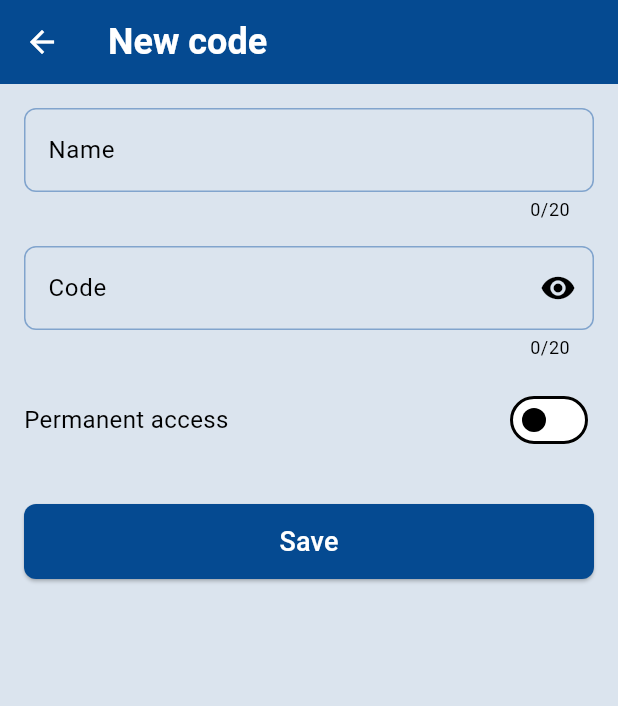
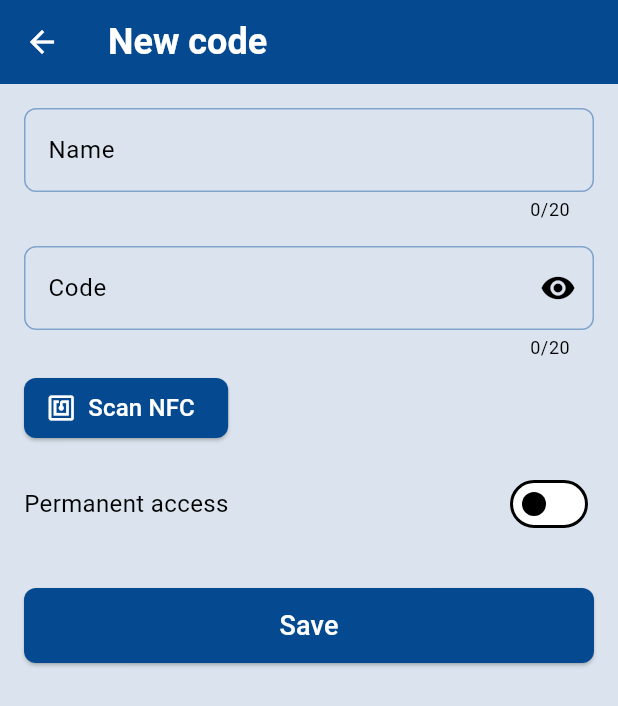
Before and after one commit to danielorviz/IntelligentMailbox, a Flutter app: the EditPackageScreen screen opened directly with empty values, on a phone screen of 412 x 824 dp. Shown: the top 706 px of the screen. Run offline on Flutter 3.47's test engine with Material 3 defaults, Android fonts, the phone set to English and light mode, and no system bars; our stand-ins replace firebase_auth, firebase_core, firebase_database, firebase_messaging, fl_chart, google_sign_in and 2 more; missing offline and left inert: flutter_nfc_kit, wifi_iot, wifi_scan; accounts and stored records are empty.

Commit message:
Escaneo de nfc desde app

```diff
--- a/intelligent_mailbox_app/lib/l10n/app_localizations.dart
+++ b/intelligent_mailbox_app/lib/l10n/app_localizations.dart
@@ -839,155 +839,35 @@ abstract class AppLocalizations {
   /// **'Mailboxes'**
   String get mailboxes;
 
-  /// No description provided for @system.
+  /// No description provided for @nfcError.
   ///
   /// In en, this message translates to:
-  /// **'Use system offset'**
-  String get system;
+  /// **'Error scaning'**
+  String get nfcError;
 
-  /// No description provided for @utc12.
+  /// No description provided for @nfcNotDetected.
   ///
   /// In en, this message translates to:
-  /// **'Honolulu (UTC-12:00)'**
-  String get utc12;
+  /// **'No NFC tag detected'**
+  String get nfcNotDetected;
 
-  /// No description provided for @utc11.
+  /// No description provided for @scanNfc.
   ///
   /// In en, this message translates to:
-  /// **'Pago Pago (UTC-11:00)'**
-  String get utc11;
+  /// **'Scan NFC'**
+  String get scanNfc;
 
-  /// No description provided for @utc10.
+  /// No description provided for @scanning.
   ///
   /// In en, this message translates to:
-  /// **'Anchorage (UTC-10:00)'**
-  String get utc10;
+  /// **'Scanning ...'**
+  String get scanning;
 
-  /// No description provided for @utc09.
+  /// No description provided for @nfcNotAvailable.
   ///
   /// In en, this message translates to:
-  /// **'Los Angeles (UTC-09:00)'**
-  String get utc09;
-
-  /// No description provided for @utc08.
-  ///
-  /// In en, this message translates to:
-  /// **'Vancouver (UTC-08:00)'**
-  String get utc08;
-
-  /// No description provided for @utc07.
-  ///
-  /// In en, this message translates to:
-  /// **'Denver (UTC-07:00)'**
-  String get utc07;
-
-  /// No description provided for @utc06.
-  ///
-  /// In en, this message translates to:
-  /// **'Mexico City (UTC-06:00)'**
-  String get utc06;
-
-  /// No description provided for @utc05.
-  ///
-  /// In en, this message translates to:
-  /// **'New York (UTC-05:00)'**
-  String get utc05;
-
-  /// No description provided for @utc04.
-  ///
-  /// In en, this message translates to:
-  /// **'Caracas (UTC-04:00)'**
-  String get utc04;
-
-  /// No description provided for @utc03.
-  ///
-  /// In en, this message translates to:
-  /// **'Buenos Aires (UTC-03:00)'**
-  String get utc03;
-
-  /// No description provided for @utc02.
-  ///
-  /// In en, this message translates to:
-  /// **'Fernando de Noronha (UTC-02:00)'**
-  String get utc02;
-
-  /// No description provided for @utc00.
-  ///
-  /// In en, this message translates to:
-  /// **'Lisbon (UTC+00:00)'**
-  String get utc00;
-
-  /// No description provided for @utc01.
-  ///
-  /// In en, this message translates to:
-  /// **'Madrid (UTC+01:00)'**
-  String get utc01;
-
-  /// No description provided for @utc02_2.
-  ///
-  /// In en, this message translates to:
-  /// **'Madrid (UTC+02:00, Summer)'**
-  String get utc02_2;
-
-  /// No description provided for @utc03_2.
-  ///
-  /// In en, this message translates to:
-  /// **'Moscow (UTC+03:00)'**
-  String get utc03_2;
-
-  /// No description provided for @utc04_2.
-  ///
-  /// In en, this message translates to:
-  /// **'Dubai (UTC+04:00)'**
-  String get utc04_2;
-
-  /// No description provided for @utc05_2.
-  ///
-  /// In en, this message translates to:
-  /// **'Karachi (UTC+05:00)'**
-  String get utc05_2;
-
-  /// No description provided for @utc06_2.
-  ///
-  /// In en, this message translates to:
-  /// **'Almaty (UTC+06:00)'**
-  String get utc06_2;
-
-  /// No description provided for @utc07_2.
-  ///
-  /// In en, this message translates to:
-  /// **'Bangkok (UTC+07:00)'**
-  String get utc07_2;
-
-  /// No description provided for @utc08_2.
-  ///
-  /// In en, this message translates to:
-  /// **'Shanghai (UTC+08:00)'**
-  String get utc08_2;
-
-  /// No description provided for @utc09_2.
-  ///
-  /// In en, this message translates to:
-  /// **'Tokyo (UTC+09:00)'**
-  String get utc09_2;
-
-  /// No description provided for @utc10_2.
-  ///
-  /// In en, this message translates to:
-  /// **'Sydney (UTC+10:00)'**
-  String get utc10_2;
-
-  /// No description provided for @utc11_2.
-  ///
-  /// In en, this message translates to:
-  /// **'Honiara (UTC+11:00)'**
-  String get utc11_2;
-
-  /// No description provided for @utc12_2.
-  ///
-  /// In en, this message translates to:
-  /// **'Auckland (UTC+12:00)'**
-  String get utc12_2;
+  /// **'NFC not available'**
+  String get nfcNotAvailable;
 
   /// No description provided for @january.
   ///
--- a/intelligent_mailbox_app/lib/pages/edit_package.dart
+++ b/intelligent_mailbox_app/lib/pages/edit_package.dart
@@ -1,4 +1,7 @@
+import 'dart:async';
+
 import 'package:flutter/material.dart';
+import 'package:flutter_nfc_kit/flutter_nfc_kit.dart';
 import 'package:intelligent_mailbox_app/l10n/app_localizations.dart';
 import 'package:intelligent_mailbox_app/models/authorized_package.dart';
 import 'package:intelligent_mailbox_app/services/mailbox_service.dart';
@@ -20,6 +23,7 @@ class _EditPackageScreenState extends State<EditPackageScreen> {
   late TextEditingController _valueController;
   bool _isPermanent = false;
   bool _isObscured = true;
+  bool _isScanning = false;
 
   @override
   void initState() {
@@ -29,7 +33,64 @@ class _EditPackageScreenState extends State<EditPackageScreen> {
     _isPermanent = widget.keyData?.isKey ?? false;
   }
 
+  Future<void> _scanNFC() async {
+    if (_isScanning) return;
+
+    try {
+      final availability = await FlutterNfcKit.nfcAvailability;
+      if (availability != NFCAvailability.available && mounted) {
+        ScaffoldMessenger.of(context).showSnackBar(
+          SnackBar(
+            content: Text(AppLocalizations.of(context)!.nfcNotAvailable),
+          ),
+        );
+        return;
+      }
+
+      bool nfcScanned = false;
+      setState(() {
+        _isScanning = true;
+        _valueController.clear();
+      });
+
+      final nfcScanFuture = FlutterNfcKit.poll().then((nfcTag) {
+        nfcScanned = true;
+        setState(() {
+          _valueController.text = nfcTag.id;
+          _isScanning = false;
+        });
+        FlutterNfcKit.finish();
+      });
+
+      await Future.any([
+        nfcScanFuture,
+        Future.delayed(Duration(seconds: 10), () {
+          if (!nfcScanned) {
+            FlutterNfcKit.finish();
+            throw TimeoutException("Tiempo de escaneo NFC excedido");
+          }
+        }),
+      ]);
+    } catch (e) {
+      if(!mounted) return;
+      ScaffoldMessenger.of(context).showSnackBar(
+        SnackBar(
+          content: Text(
+            e is TimeoutException
+                ? AppLocalizations.of(context)!.nfcNotDetected
+                : AppLocalizations.of(context)!.nfcError,
+          ),
+        ),
+      );
+    } finally {
+      setState(() {
+        _isScanning = false;
+      });
+    }
+  }
+
   void _saveKey() async {
+    if (_isScanning) return;
     if (_formKey.currentState!.validate()) {
       if (widget.keyData != null) {
         final updatedKey = AuthorizedPackage(
@@ -37,7 +98,7 @@ class _EditPackageScreenState extends State<EditPackageScreen> {
           name: _nameController.text,
           value: _valueController.text,
           id: widget.keyData!.id,
-          received: false
+          received: false,
         );
         await _mailboxService.updateAuthorizedPackage(
           widget.mailboxId,
@@ -49,16 +110,17 @@ class _EditPackageScreenState extends State<EditPackageScreen> {
           name: _nameController.text,
           value: _valueController.text,
           id: "newKey",
-          received: false
+          received: false,
         );
-        try{
-        await _mailboxService.createAuthorizedPackage(widget.mailboxId, newKey);
-        }catch(e){
+        try {
+          await _mailboxService.createAuthorizedPackage(
+            widget.mailboxId,
+            newKey,
+          );
+        } catch (e) {
           if (context.mounted) {
             ScaffoldMessenger.of(context).showSnackBar(
-              SnackBar(
-                content: Text(AppLocalizations.of(context)!.name),
-              ),
+              SnackBar(content: Text(AppLocalizations.of(context)!.name)),
             );
           }
           return;
@@ -132,6 +194,23 @@ class _EditPackageScreenState extends State<EditPackageScreen> {
                   return null;
                 },
               ),
+              const SizedBox(height: 8),
+
+              ElevatedButton.icon(
+                onPressed: _scanNFC,
+                icon:
+                    _isScanning
+                        ? const SizedBox(
+                          width: 20,
+                          height: 20,
+                          child: CircularProgressIndicator(color: Colors.white,),
+                        )
+                        : Icon(Icons.nfc, color: Colors.white, size: 20),
+                label: Text(_isScanning?
+                AppLocalizations.of(context)!.scanning
+                : AppLocalizations.of(context)!.scanNfc),
+              ),
+
               const SizedBox(height: 16),
               Row(
                 mainAxisAlignment: MainAxisAlignment.spaceBetween,
--- a/intelligent_mailbox_app/pubspec.yaml
+++ b/intelligent_mailbox_app/pubspec.yaml
@@ -45,6 +45,7 @@ dependencies:
   http: ^1.3.0
   qr_code_scanner_plus: ^2.0.10+1
   fl_chart: ^0.70.2
+  flutter_nfc_kit: ^3.6.0
 
   # The following adds the Cupertino Icons font to your application.
   # Use with the CupertinoIcons class for iOS style icons.
```
Also changed, not shown: intelligent_mailbox_app/lib/l10n/app_en.arb (+6 -25 lines), intelligent_mailbox_app/lib/l10n/app_es.arb (+6 -25 lines), intelligent_mailbox_app/lib/l10n/app_localizations_en.dart (+5 -65 lines), intelligent_mailbox_app/lib/l10n/app_localizations_es.dart (+5 -65 lines), 13 other files.
